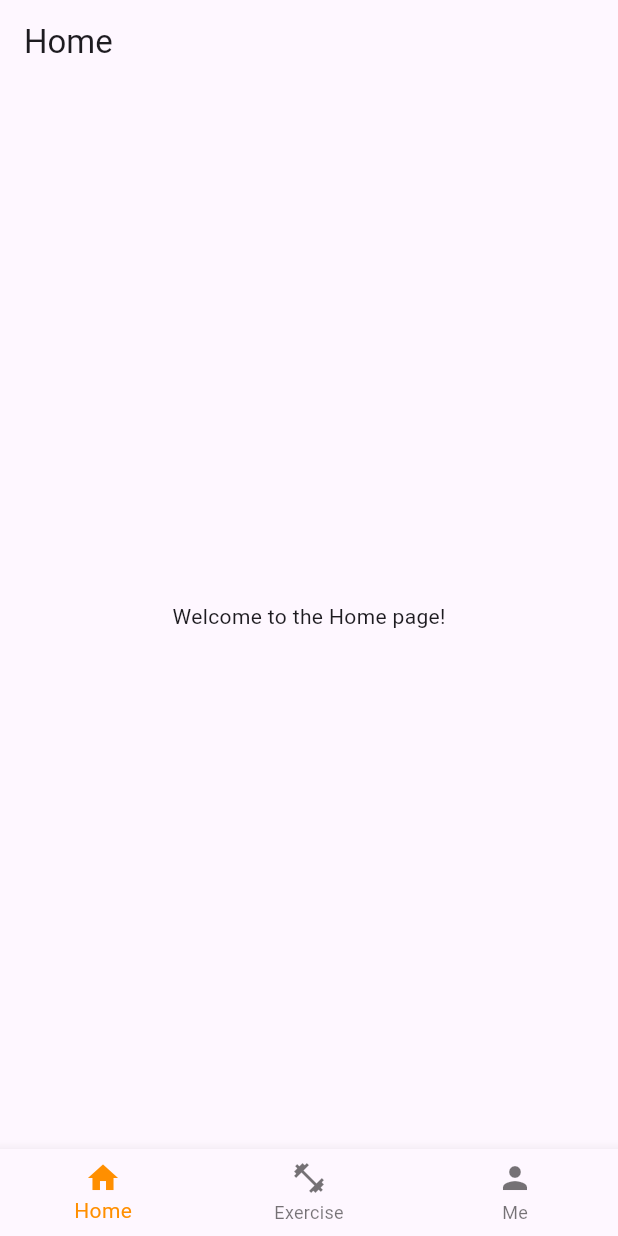
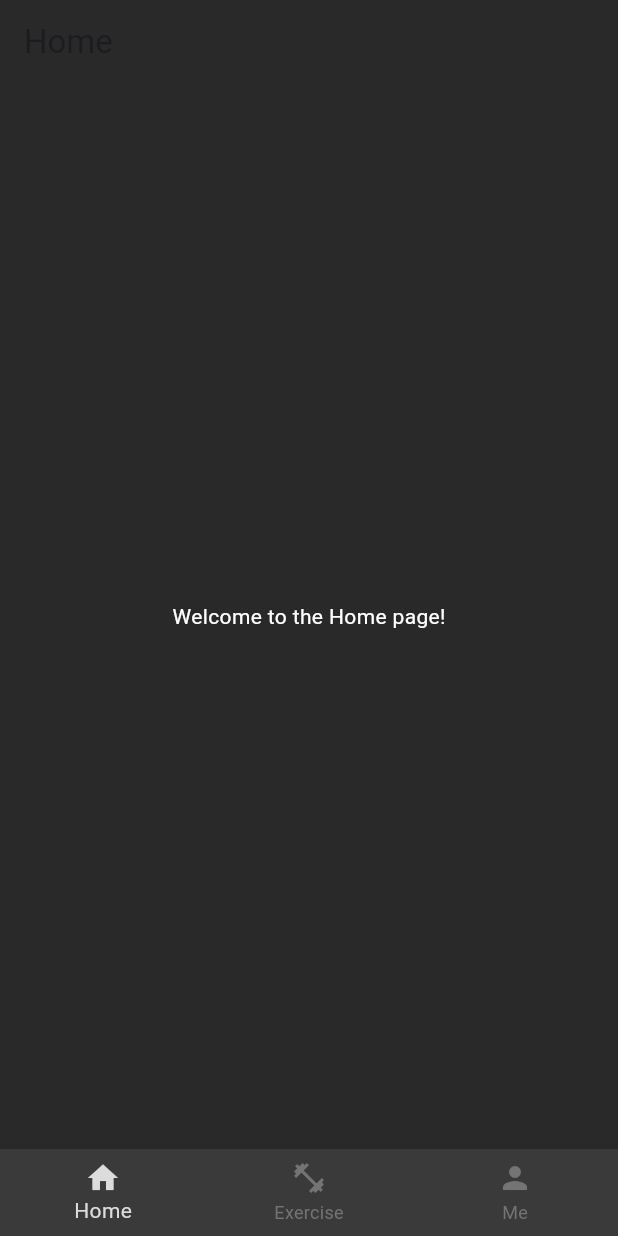
Before and after one commit to AbsolutelyHaakon/FitnessApp-IDATA2503, a Flutter app: the screen it shows after launch, on a phone screen of 412 x 824 dp. Run offline on Flutter 3.47's test engine with Material 3 defaults, Android fonts, the phone set to English and light mode, and no system bars.

Commit message:
Color change

```diff
--- a/lib/components/navigation_bar.dart
+++ b/lib/components/navigation_bar.dart
@@ -37,7 +37,9 @@ class _CustomNavigationBarState extends State<CustomNavigationBar> {
           ),
         ],
         currentIndex: _selectedIndex,
-        selectedItemColor: Colors.amber[800],
+        selectedItemColor: Color(0xFFDCDCDC),
+        unselectedItemColor: Color(0xFF747474),
+        backgroundColor: Color(0xFF3A3A3A),
         onTap: _onItemTapped,
       ),
     );
--- a/lib/pages/home.dart
+++ b/lib/pages/home.dart
@@ -1,6 +1,6 @@
 import 'package:flutter/material.dart';
 
-class Home extends StatefulWidget{
+class Home extends StatefulWidget {
   const Home({super.key});
 
   @override
@@ -11,14 +11,19 @@ class Home extends StatefulWidget{
 
 class _HomeState extends State<Home> {
   @override
-  Widget build(BuildContext context){
+  Widget build(BuildContext context) {
     return Scaffold(
       appBar: AppBar(
         title: const Text('Home'),
+        backgroundColor: Color(0xFF292929),
       ),
       body: const Center(
-        child: Text('Welcome to the Home page!'),
+        child: Text(
+          'Welcome to the Home page!',
+          style: TextStyle(color: Colors.white),
+        ),
       ),
+      backgroundColor: Color(0xFF292929),
     );
   }
 }
```
Also changed, not shown: lib/pages/me.dart (+6 -1 lines), lib/pages/workout.dart (+6 -1 lines).
